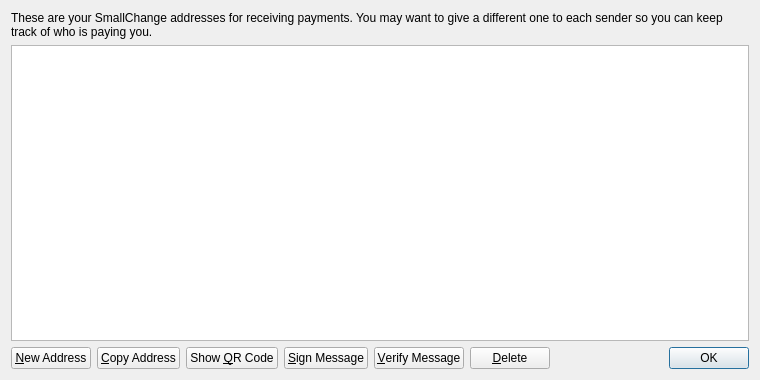
salvix/bigchange, file src/qt/forms/addressbookpage.ui: the form before one commit.
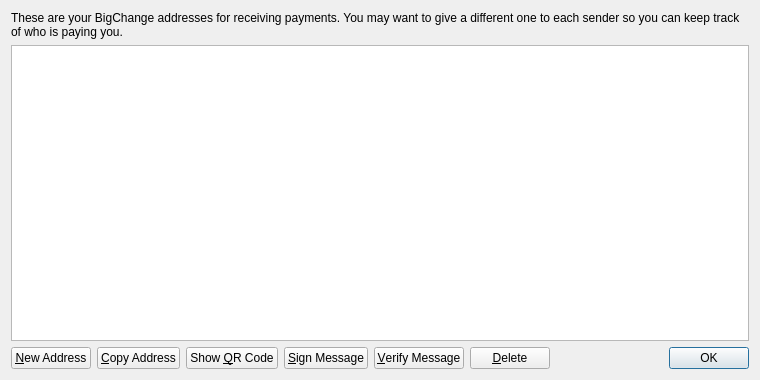
The form after the commit. Icons and pictures are not drawn.

```diff
--- a/src/qt/forms/addressbookpage.ui
+++ b/src/qt/forms/addressbookpage.ui
@@ -17,7 +17,7 @@
    <item>
     <widget class="QLabel" name="labelExplanation">
      <property name="text">
-      <string>These are your SmallChange addresses for receiving payments. You may want to give a different one to each sender so you can keep track of who is paying you.</string>
+      <string>These are your BigChange addresses for receiving payments. You may want to give a different one to each sender so you can keep track of who is paying you.</string>
      </property>
      <property name="textFormat">
       <enum>Qt::PlainText</enum>
```
